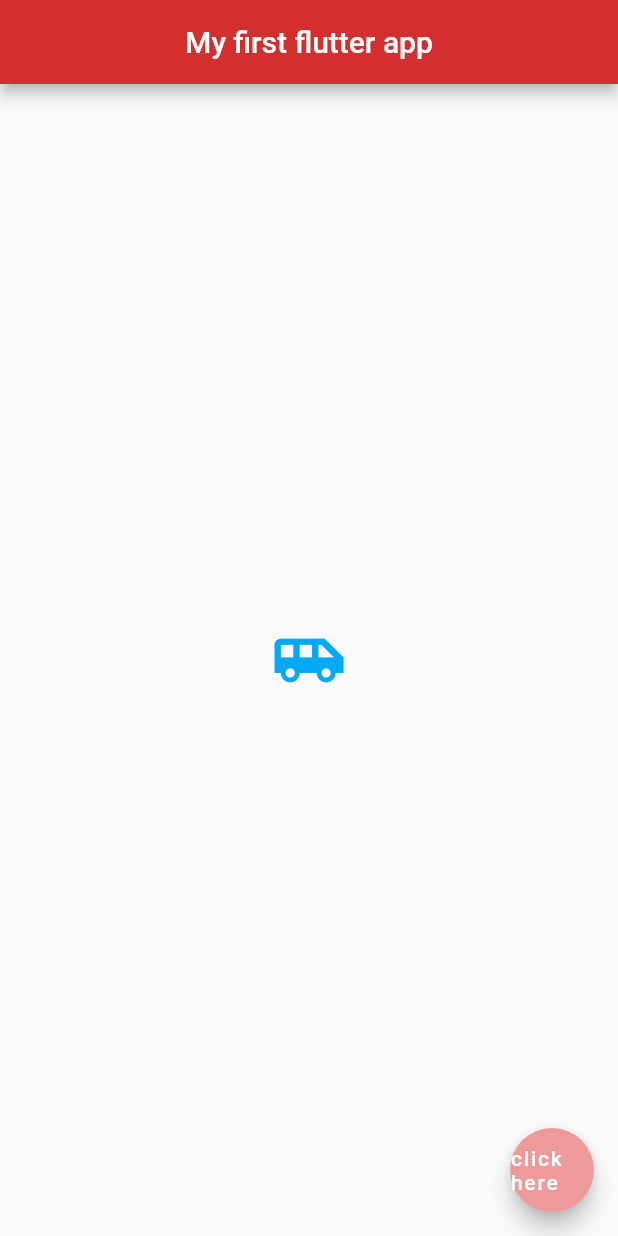
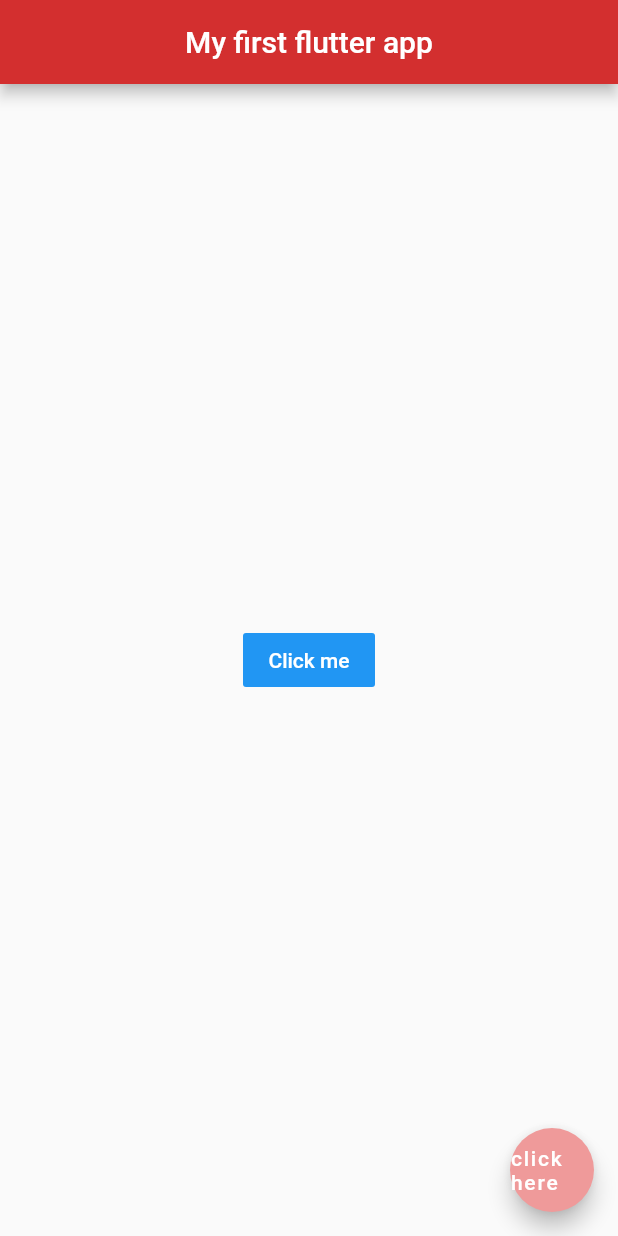
Before and after one commit to ThaoLuu2611/flutter-beginner, a Flutter app: the screen it shows after launch, on a phone screen of 412 x 824 dp. Run offline on Flutter 3.47's test engine with Material 2 defaults, Android fonts, the phone set to English and light mode, and no system bars.

Commit message:
add widget button

```diff
--- a/flutter_first_app/lib/main.dart
+++ b/flutter_first_app/lib/main.dart
@@ -15,11 +15,15 @@ class Home extends StatelessWidget{
         backgroundColor: Colors.red[700],//press ctrl+q to view more color
       ),
       body: Center(
-        child: Icon(
-          Icons.airport_shuttle,
-          color: Colors.lightBlue,
-          size: 50.0,
-      )),
+        //RaiseButton: has a little shadow, FlatBotton don't have shadow
+        child: FlatButton(
+          onPressed: (){
+            print('you clicked me');
+          },
+          child: Text('Click me'),
+          color: Colors.blue,
+          textColor: Colors.white,
+        )),
 
       //every widget is class
       floatingActionButton: FloatingActionButton(//instance of class
```
